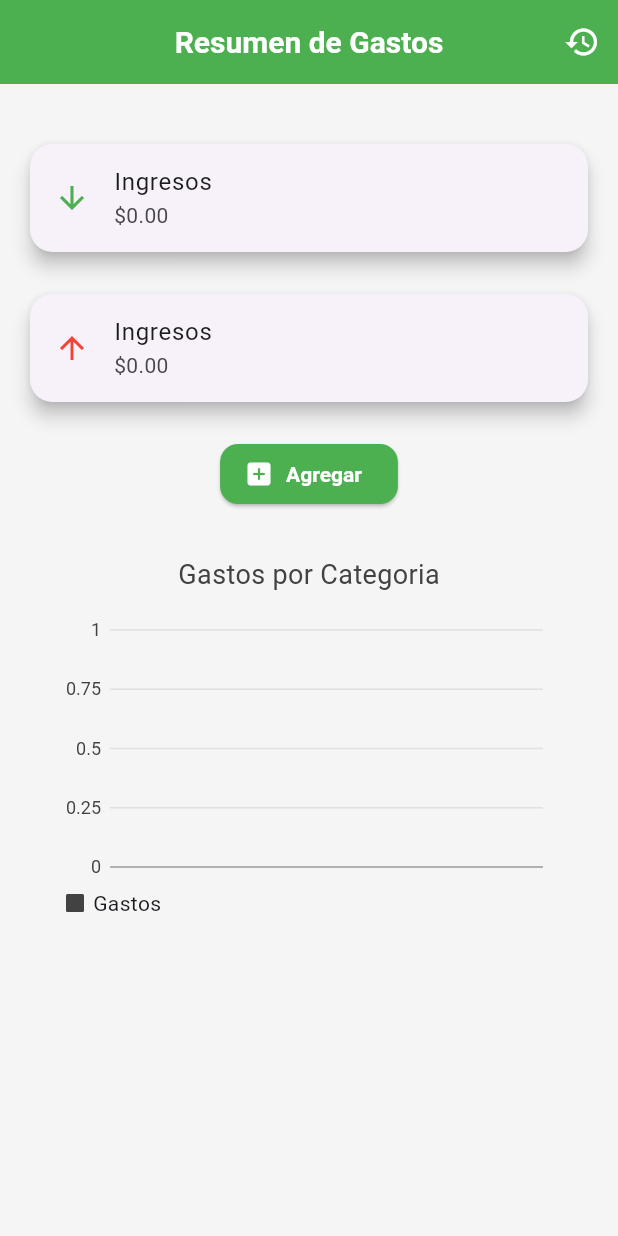
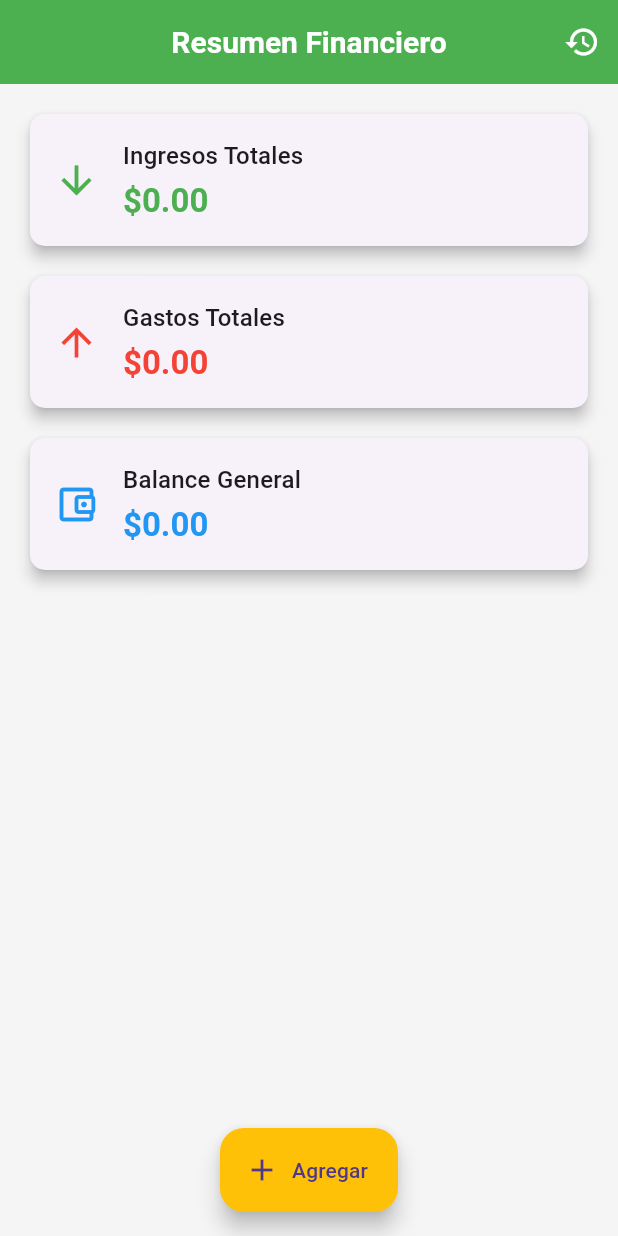
Before and after one commit to IsraelMerlyn/gastos_app, a Flutter app: the screen it shows after launch, on a phone screen of 412 x 824 dp. Run offline on Flutter 3.47's test engine with Material 3 defaults, Android fonts, the phone set to English and light mode, and no system bars; our stand-ins replace charts_flutter, sqflite; accounts and stored records are empty.

Commit message:
task #Realizando ajustes de diseno

```diff
--- a/lib/screens/summary_screen.dart
+++ b/lib/screens/summary_screen.dart
@@ -6,7 +6,7 @@ import 'package:gastos_app/screens/transaction_history_screen.dart';
 import 'package:gastos_app/widgets/expense_chart.dart';
 import 'package:provider/provider.dart';
 
-import '../models/expense_data.dart';
+// import '../models/expense_data.dart'; // Comentado si no se usa directamente aquí
 
 class SumaryScreen extends StatefulWidget {
   const SumaryScreen({super.key});
@@ -19,96 +19,157 @@ class _SumaryScreenState extends State<SumaryScreen> {
   @override
   void initState() {
     super.initState();
-    Provider.of<TransactionProvider>(context, listen: false).loadTransactions();
+    // Cargar transacciones al iniciar la pantalla
+    // Usar addPostFrameCallback para asegurar que el contexto esté disponible
+    WidgetsBinding.instance.addPostFrameCallback((_) {
+      Provider.of<TransactionProvider>(context, listen: false)
+          .loadTransactions();
+    });
   }
 
   @override
   Widget build(BuildContext context) {
-    // final List<ExpenseData> expenseData = [
-    //   ExpenseData('Comida', 100),
-    //   ExpenseData('Transporte', 50),
-    //   ExpenseData('Entretenimiento', 200),
-    //   ExpenseData('Salud', 150),
-    // ];
-    final transactionProvider = Provider.of<TransactionProvider>(context);
-    final transactions = transactionProvider.transactions;
-
-    final totalIncome = transactions
-        .where((transaction) => transaction.type == TransactionType.income)
-        .fold(0.0, (sum, transaction) => sum + transaction.amount);
-
-    final totalExpenses = transactions
-        .where((transaction) => transaction.type == TransactionType.expense)
-        .fold(0.0, (sum, transaction) => sum + transaction.amount);
-
     return Scaffold(
       appBar: AppBar(
-          title: Text('Resumen de Gastos'),
+        title: const Text('Resumen Financiero'),
         centerTitle: true,
         actions: [
           IconButton(
             icon: const Icon(Icons.history_sharp),
             onPressed: () {
-                // Navigator.pushNamed(context, '/settings');
               Navigator.push(
                 context,
                 MaterialPageRoute(
-                        builder: (ExpenseData) => TransactionHistoryScreen()));
+                  builder: (context) => const TransactionHistoryScreen(),
+                ),
+              );
             },
           ),
         ],
       ),
-        body: Padding(
-          padding: EdgeInsets.all(16),
+      body: Consumer<TransactionProvider>(
+        builder: (context, transactionProvider, child) {
+          final transactions = transactionProvider.transactions;
+
+          final totalIncome = transactions
+              .where(
+                  (transaction) => transaction.type == TransactionType.income)
+              .fold(0.0, (sum, transaction) => sum + transaction.amount);
+
+          final totalExpenses = transactions
+              .where(
+                  (transaction) => transaction.type == TransactionType.expense)
+              .fold(0.0, (sum, transaction) => sum + transaction.amount);
+
+          final balance = totalIncome - totalExpenses;
+
+          return SingleChildScrollView(
+            child: Padding(
+              padding: const EdgeInsets.all(16.0),
               child: Column(
-            crossAxisAlignment: CrossAxisAlignment.center,
+                crossAxisAlignment: CrossAxisAlignment.stretch, // Estirar hijos
                 children: [
-              // const Text(
-              //   'Resumen del mes',
-              //   style: TextStyle(fontSize: 22, fontWeight: FontWeight.bold),
-              // ),
+                  _buildSummaryCard(
+                    title: 'Ingresos Totales',
+                    amount: totalIncome,
+                    icon: Icons.arrow_downward_outlined,
+                    color: Colors.green,
+                    context: context,
+                  ),
+                  const SizedBox(height: 12),
+                  _buildSummaryCard(
+                    title: 'Gastos Totales',
+                    amount: totalExpenses,
+                    icon: Icons.arrow_upward_outlined,
+                    color: Colors.red,
+                    context: context,
+                  ),
+                  const SizedBox(height: 12),
+                  _buildSummaryCard(
+                    title: 'Balance General',
+                    amount: balance,
+                    icon: Icons.account_balance_wallet_outlined,
+                    color: balance >= 0 ? Colors.blue : Colors.orange,
+                    context: context,
+                  ),
+                  const SizedBox(height: 24),
+                  if (transactions
+                      .where((t) => t.type == TransactionType.expense)
+                      .isNotEmpty)
+                    const Text(
+                      'Distribución de Gastos',
+                      style:
+                          TextStyle(fontSize: 18, fontWeight: FontWeight.bold),
+                      textAlign: TextAlign.center,
+                    ),
+                  if (transactions
+                      .where((t) => t.type == TransactionType.expense)
+                      .isNotEmpty)
+                    SizedBox(
+                      height: 200, // Ajusta la altura según sea necesario
+                      child: ExpenseChart(),
+                    ),
                   const SizedBox(height: 20),
-              Card(
-                child: ListTile(
-                  leading: const Icon(
-                    Icons.arrow_downward_outlined,
-                    color: Colors.green,
-                  ),
-                  title: const Text('Ingresos'),
-                  subtitle: Text('\$${totalIncome.toStringAsFixed(2)}'),
+                ],
               ),
             ),
-              const SizedBox(height: 20),
-              Card(
-                child: ListTile(
-                  leading: const Icon(
-                    Icons.arrow_upward_outlined,
-                    color: Colors.red,
+          );
+        },
       ),
-                  title: const Text('Ingresos'),
-                  subtitle: Text('\$${totalExpenses.toStringAsFixed(2)}'),
-                ),
-              ),
-              const SizedBox(height: 20),
-              Center(
-                child: ElevatedButton.icon(
+      floatingActionButton: FloatingActionButton.extended(
         onPressed: () {
           Navigator.push(
             context,
             MaterialPageRoute(
-                            builder: (context) => TransactionFormScreen()));
+              builder: (context) => TransactionFormScreen(),
+            ),
+          );
         },
-                  label: const Text(
-                    'Agregar',
-                    style: TextStyle(color: Colors.white),
+        label: const Text('Agregar'),
+        icon: const Icon(Icons.add),
       ),
-                  icon: Icon(Icons.add_box_rounded,
-                      color: Colors.white, size: 20),
+      floatingActionButtonLocation: FloatingActionButtonLocation.centerFloat,
+    );
+  }
+
+  Widget _buildSummaryCard({
+    required String title,
+    required double amount,
+    required IconData icon,
+    required Color color,
+    required BuildContext context,
+  }) {
+    return Card(
+      elevation: 4,
+      shape: RoundedRectangleBorder(borderRadius: BorderRadius.circular(10)),
+      child: Padding(
+        padding: const EdgeInsets.all(16.0),
+        child: Row(
+          children: [
+            Icon(icon, color: color, size: 30),
+            const SizedBox(width: 16),
+            Column(
+              crossAxisAlignment: CrossAxisAlignment.start,
+              children: [
+                Text(
+                  title,
+                  style: Theme.of(context).textTheme.titleMedium?.copyWith(
+                        fontWeight: FontWeight.w500,
                       ),
                 ),
-              ExpenseChart()
+                const SizedBox(height: 4),
+                Text(
+                  '\$${amount.toStringAsFixed(2)}',
+                  style: Theme.of(context).textTheme.titleLarge?.copyWith(
+                        fontWeight: FontWeight.bold,
+                        color: color,
+                      ),
+                ),
               ],
             ),
-        ));
+          ],
+        ),
+      ),
+    );
   }
 }
```
Lines whose indentation alone changed are shown as unchanged.
